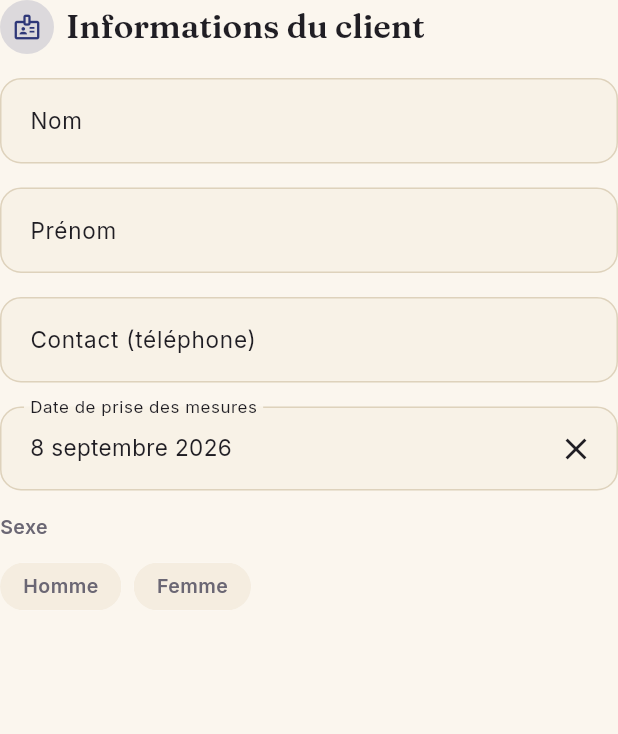
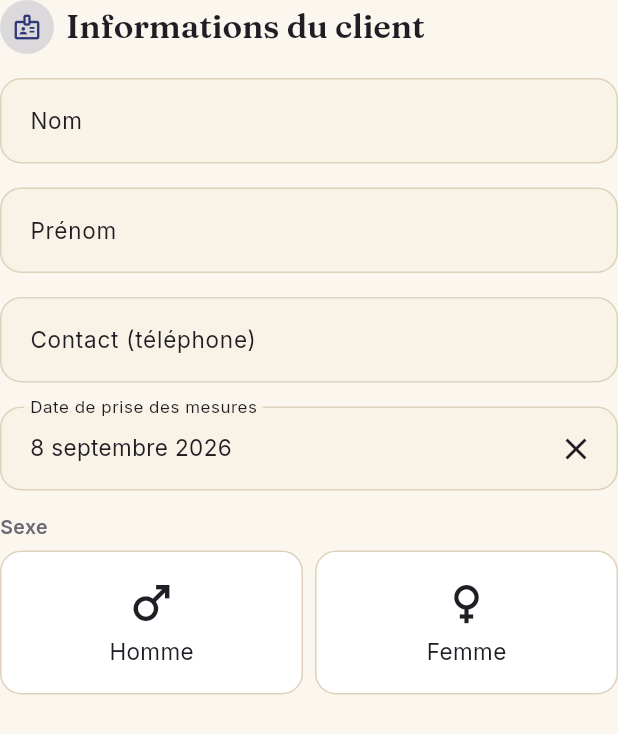
Before and after one commit to ouattaradanou-debug/forevercare-ai, a Flutter app: the SectionInfosClient widget shown alone on an empty page, opened directly with empty values, on a phone screen of 412 x 824 dp. Shown: the top 734 px of the screen. Run offline on Flutter 3.47's test engine with Material 3 defaults, Android fonts, the phone set to English and light mode, and no system bars; our stand-ins replace cached_network_image, connectivity_plus, drift, drift_flutter, flutter_image_compress, flutter_riverpod and 4 more; accounts and stored records are empty; generated files the repository leaves out were written again.

Commit message:
Remplace les puces texte "Homme"/"Femme" par de grands boutons avec symboles ♂/♀
Pour les tailleurs et tailleuses ne sachant ni lire ni écrire : le
choix du sexe du client se fait maintenant avec les symboles
standards homme/femme (Icons.male / Icons.female), en grand, en plus
du texte — le symbole seul suffit à faire le bon choix.

```diff
--- a/lib/features/clients/presentation/widgets/section_infos_client.dart
+++ b/lib/features/clients/presentation/widgets/section_infos_client.dart
@@ -1,6 +1,7 @@
 import 'package:flutter/material.dart';
 import 'package:intl/intl.dart';
 
+import '../../../../core/theme/app_colors.dart';
 import '../../../../core/theme/app_dimens.dart';
 import 'section_titre.dart';
 
@@ -87,18 +88,22 @@ class SectionInfosClient extends StatelessWidget {
         const SizedBox(height: AppSpacing.s),
         Row(
           children: [
-            ChoiceChip(
-              label: const Text('Homme'),
-              selected: sexe == 'Homme',
-              onSelected: (selectionne) =>
-                  onSexeChange(selectionne ? 'Homme' : null),
+            Expanded(
+              child: _SelecteurSexe(
+                icone: Icons.male,
+                libelle: 'Homme',
+                selectionne: sexe == 'Homme',
+                onTap: () => onSexeChange(sexe == 'Homme' ? null : 'Homme'),
+              ),
             ),
             const SizedBox(width: AppSpacing.s),
-            ChoiceChip(
-              label: const Text('Femme'),
-              selected: sexe == 'Femme',
-              onSelected: (selectionne) =>
-                  onSexeChange(selectionne ? 'Femme' : null),
+            Expanded(
+              child: _SelecteurSexe(
+                icone: Icons.female,
+                libelle: 'Femme',
+                selectionne: sexe == 'Femme',
+                onTap: () => onSexeChange(sexe == 'Femme' ? null : 'Femme'),
+              ),
             ),
           ],
         ),
@@ -106,3 +111,60 @@ class SectionInfosClient extends StatelessWidget {
     );
   }
 }
+
+/// Grand bouton visuel (icône + texte) pour choisir le sexe du client —
+/// pensé pour les tailleurs et tailleuses ne sachant ni lire ni écrire :
+/// le symbole homme/femme suffit à lui seul à faire le bon choix.
+class _SelecteurSexe extends StatelessWidget {
+  const _SelecteurSexe({
+    required this.icone,
+    required this.libelle,
+    required this.selectionne,
+    required this.onTap,
+  });
+
+  final IconData icone;
+  final String libelle;
+  final bool selectionne;
+  final VoidCallback onTap;
+
+  @override
+  Widget build(BuildContext context) {
+    final ColorScheme scheme = Theme.of(context).colorScheme;
+
+    return InkWell(
+      onTap: onTap,
+      borderRadius: BorderRadius.circular(AppRadius.champ),
+      child: Container(
+        padding: const EdgeInsets.symmetric(vertical: AppSpacing.m),
+        decoration: BoxDecoration(
+          color: selectionne
+              ? AppColors.indigo700.withValues(alpha: 0.12)
+              : scheme.surface,
+          borderRadius: BorderRadius.circular(AppRadius.champ),
+          border: Border.all(
+            color: selectionne ? AppColors.indigo700 : scheme.outline,
+            width: selectionne ? 2 : 1,
+          ),
+        ),
+        child: Column(
+          children: [
+            Icon(
+              icone,
+              size: 36,
+              color: selectionne ? AppColors.indigo700 : scheme.onSurface,
+            ),
+            const SizedBox(height: AppSpacing.xs),
+            Text(
+              libelle,
+              style: Theme.of(context).textTheme.bodyMedium?.copyWith(
+                color: selectionne ? AppColors.indigo700 : scheme.onSurface,
+                fontWeight: selectionne ? FontWeight.w700 : FontWeight.w400,
+              ),
+            ),
+          ],
+        ),
+      ),
+    );
+  }
+}
```
